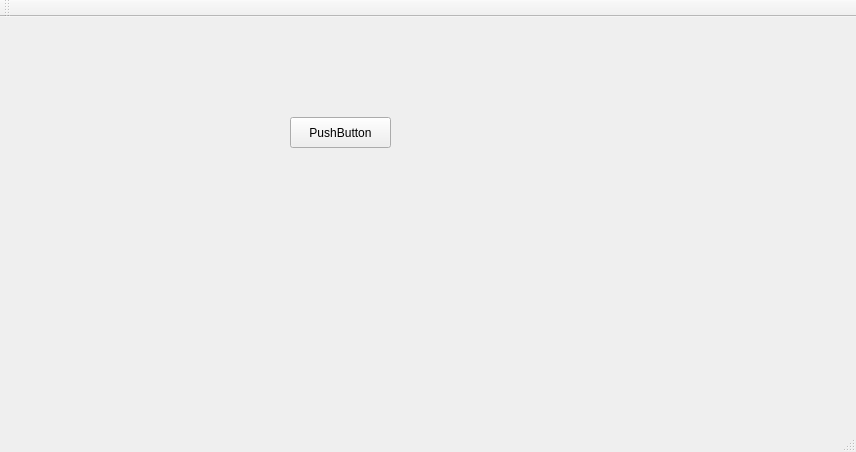
First picture: the form in QRDViewer/ui/MainWindow.ui, repository CAt0mIcS/QRDViewer, before the edit.
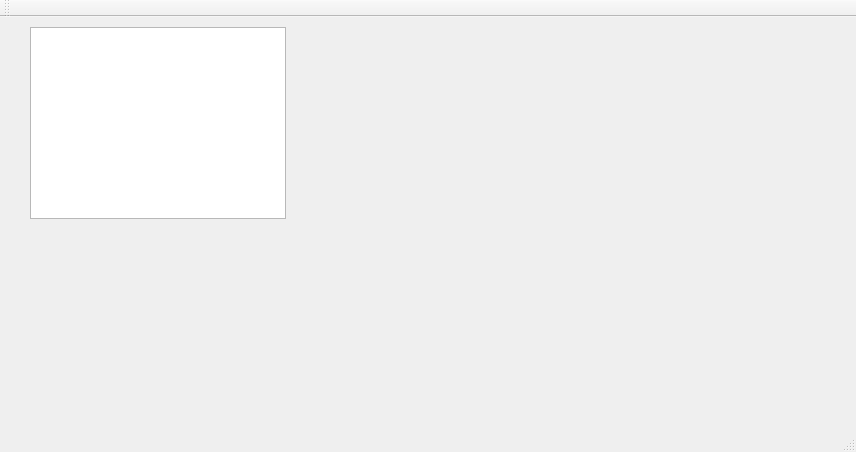
Second picture: the form after the edit.

Commit message: Added documentation and MainWindow instance in Application class

Diff of the .ui file:
```diff
--- a/QRDViewer/ui/MainWindow.ui
+++ b/QRDViewer/ui/MainWindow.ui
@@ -14,18 +14,15 @@
    <string>MainWindow</string>
   </property>
   <widget class="QWidget" name="centralWidget">
-   <widget class="QPushButton" name="pushButton">
+   <widget class="QTreeView" name="tvTables">
     <property name="geometry">
      <rect>
-      <x>290</x>
-      <y>100</y>
-      <width>101</width>
-      <height>31</height>
+      <x>30</x>
+      <y>10</y>
+      <width>256</width>
+      <height>192</height>
      </rect>
     </property>
-    <property name="text">
-     <string>PushButton</string>
-    </property>
    </widget>
   </widget>
   <widget class="QMenuBar" name="menuBar">
```
Left out of the diff: 2 changed lines with no effect on the pictures. The commit also changes 11 other files.
